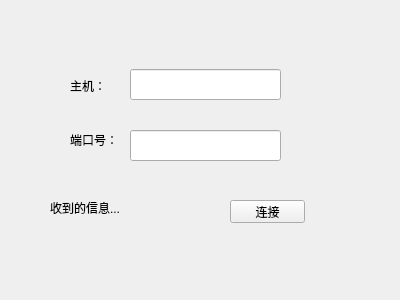
The window that tcpClient/widget.ui (DevilNevermore/qt_chat) describes before a commit, drawn with Qt 5.
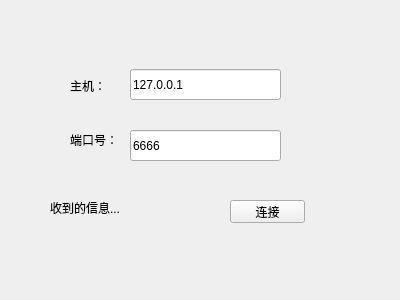
The same window after the commit.

Commit message: fix ui: correct QLineEdit name

```diff
--- a/tcpClient/widget.ui
+++ b/tcpClient/widget.ui
@@ -13,7 +13,7 @@
   <property name="windowTitle">
    <string>Widget</string>
   </property>
-  <widget class="QLabel" name="hostLineEdit">
+  <widget class="QLabel" name="hostLb">
    <property name="geometry">
     <rect>
      <x>70</x>
@@ -26,7 +26,7 @@
     <string>主机：</string>
    </property>
   </widget>
-  <widget class="QLabel" name="portLineEdit">
+  <widget class="QLabel" name="portLb">
    <property name="geometry">
     <rect>
      <x>70</x>
@@ -52,7 +52,7 @@
     <string>收到的信息...</string>
    </property>
   </widget>
-  <widget class="QLineEdit" name="lineEdit">
+  <widget class="QLineEdit" name="hostLineEdit">
    <property name="geometry">
     <rect>
      <x>130</x>
@@ -61,8 +61,11 @@
      <height>31</height>
     </rect>
    </property>
+   <property name="text">
+    <string>127.0.0.1</string>
+   </property>
   </widget>
-  <widget class="QLineEdit" name="lineEdit_2">
+  <widget class="QLineEdit" name="portLineEdit">
    <property name="geometry">
     <rect>
      <x>130</x>
@@ -71,6 +74,9 @@
      <height>31</height>
     </rect>
    </property>
+   <property name="text">
+    <string>6666</string>
+   </property>
   </widget>
   <widget class="QPushButton" name="pushButton">
    <property name="geometry">
```
The commit also changes 6 other files.
